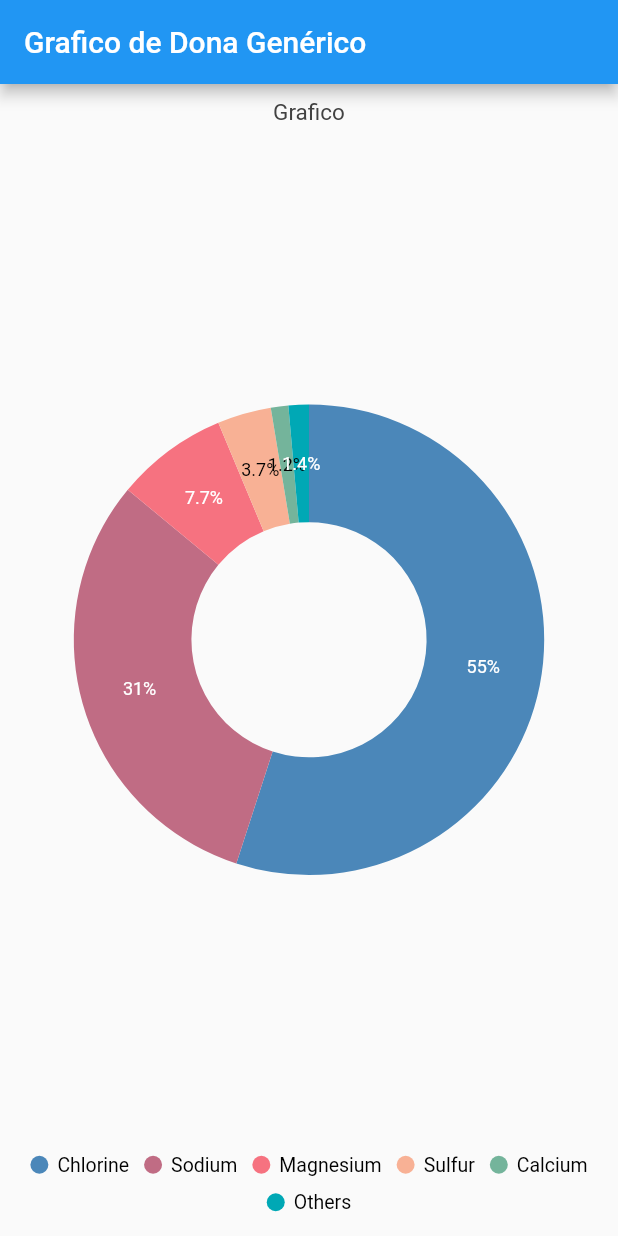
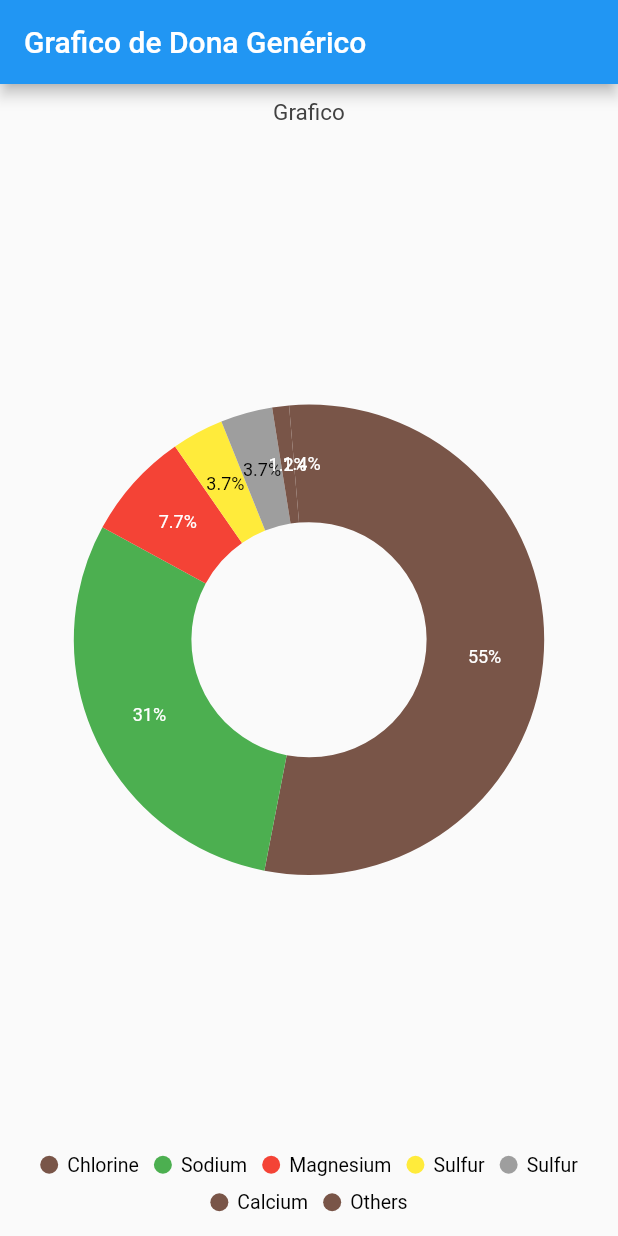
Before and after one commit to Coihue555/fl_tabla_maps, a Flutter app: the screen it shows after launch, on a phone screen of 412 x 824 dp. Run offline on Flutter 3.47's test engine with Material 2 defaults, Android fonts, the phone set to English and light mode, and no system bars; our stand-ins replace syncfusion_flutter_charts.

```diff
--- a/lib/main.dart
+++ b/lib/main.dart
@@ -1,5 +1,5 @@
+import 'package:flutter/material.dart';
 import 'package:fl_tabla_maps/widgets/donas_widget.dart';
-import 'package:flutter/material.dart';
 
 void main() => runApp(const MyApp());
 
@@ -8,14 +8,19 @@ class MyApp extends StatelessWidget {
 
   @override
   Widget build(BuildContext context) {
+
     List lista = [
-            const ItemChart(x: 'Chlorine', y: 55, texto: '55%'),
-            const ItemChart(x: 'Sodium', y: 31, texto: '31%'),
-            const ItemChart(x: 'Magnesium', y: 7.7, texto: '7.7%'),
-            const ItemChart(x: 'Sulfur', y: 3.7, texto: '3.7%'),
-            const ItemChart(x: 'Calcium', y: 1.2, texto: '1.2%'),
-            const ItemChart(x: 'Others', y: 1.4, texto: '1.4%'),
+            const DatosPrueba(x: 'Chlorine', y: 55, texto: '55%',),
+            const DatosPrueba(x: 'Sodium', y: 31, texto: '31%', color: Colors.green),
+            const DatosPrueba(x: 'Magnesium', y: 7.7, texto: '7.7%', color: Colors.red),
+            const DatosPrueba(x: 'Sulfur', y: 3.7, texto: '3.7%', color: Colors.yellow),
+            const DatosPrueba(x: 'Sulfur', y: 3.7, texto: '3.7%', color: Colors.grey),
+            const DatosPrueba(x: 'Calcium', y: 1.2, texto: '1.2%',),
+            const DatosPrueba(x: 'Others', y: 1.4, texto: '1.4%',),
           ];
+
+
+
 
 
     return MaterialApp(
@@ -26,21 +31,26 @@ class MyApp extends StatelessWidget {
           title: const Text('Grafico de Dona Genérico'),
         ),
         body: Center(
-          child: DonaGenerico(titulo: 'Grafico', lista: lista,),
+          child: DonaGenerico(
+            titulo: 'Grafico',
+            lista: lista,
+            unidad: '%',
+            ejeX: 'x',
+            ),
         ),
       )
     );
   }
 }
 
-class ItemChart {
+class DatosPrueba {
   final String x;
   final num y;
   final String texto;
-  const ItemChart({Key? key,
+  final MaterialColor? color;
+  const DatosPrueba({Key? key,
   required this.x,
   required this.y,
-  required this.texto,
+  required this.texto, this.color,
   });
-
 }
--- a/lib/widgets/donas_widget.dart
+++ b/lib/widgets/donas_widget.dart
@@ -1,12 +1,18 @@
+import 'dart:math';
 import 'package:flutter/material.dart';
 import 'package:syncfusion_flutter_charts/charts.dart';
 
+///En ejeX van las categorias y en ejeY los valores para cada categoria
 class DonaGenerico extends StatefulWidget {
   final String titulo;
   final List lista;
+  final String unidad;
+  final String ejeX;
+  final MaterialColor? color;
   const DonaGenerico({Key? key,
   required this.titulo,
   required this.lista,
+  required this.unidad, required this.ejeX, this.color,
   }) : super(key: key);
 
   @override
@@ -15,10 +21,17 @@ class DonaGenerico extends StatefulWidget {
 
 class _DonaGenericoState extends State<DonaGenerico> {
   late TooltipBehavior _tooltip;
+  late List<dynamic> items;
+
 
   @override
   void initState() {
-    _tooltip = TooltipBehavior(enable: true, format: 'point.x : point.y');
+    _tooltip = TooltipBehavior(enable: true, format: 'point.x : point.y${widget.unidad}');
+    items = widget.lista.map((e) => ItemsChart(
+      x: e.x,
+      y: e.y,
+      texto: e.texto,
+      color: e.color ?? Colors.primaries[Random().nextInt(Colors.primaries.length)],)).toList();
     super.initState();
   }
   @override
@@ -42,7 +55,8 @@ class _DonaGenericoState extends State<DonaGenerico> {
           radius: '80%',
           explode: true,
           explodeOffset: '10%',
-          dataSource: widget.lista,
+          dataSource: items,
+          pointColorMapper: (dynamic data, _) => data.color,
           xValueMapper: (dynamic data, _) => data.x,
           yValueMapper: (dynamic data, _) => data.y,
           dataLabelMapper: (dynamic data, _) => data.texto,
@@ -50,3 +64,17 @@ class _DonaGenericoState extends State<DonaGenerico> {
     ];
   }
 }
+
+class ItemsChart {
+  final String x;
+  final num y;
+  final String texto;
+  final MaterialColor color;
+  const ItemsChart({Key? key,
+  required this.x,
+  required this.y,
+  required this.texto,
+  required this.color,
+  });
+
+}
```
